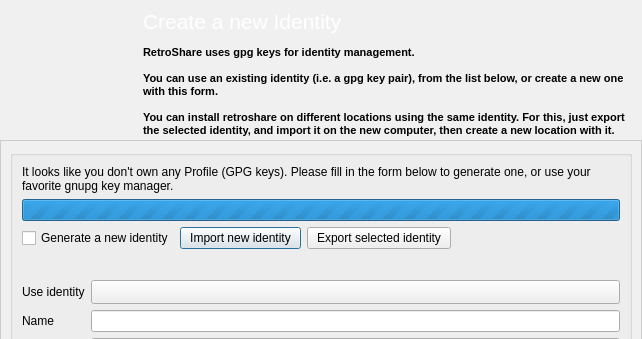
RetroShare/RetroShare, file retroshare-gui/src/gui/GenCertDialog.ui: the form before one commit; both pictures show x 0 to 642 and y 0 to 339 of the 642 by 522 pixel window.
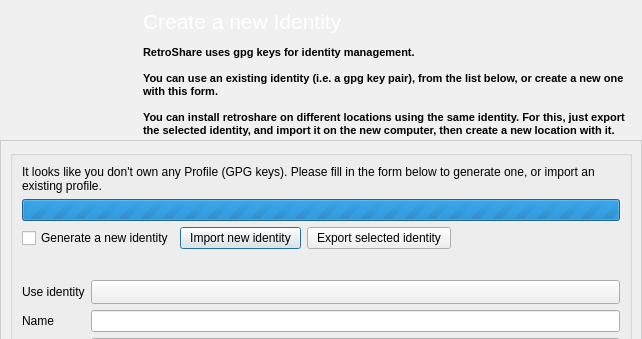
The form after the commit. Icons and pictures are not drawn.

```diff
--- a/retroshare-gui/src/gui/GenCertDialog.ui
+++ b/retroshare-gui/src/gui/GenCertDialog.ui
@@ -597,7 +597,7 @@
          <item row="0" column="0" colspan="2">
           <widget class="QLabel" name="no_gpg_key_label">
            <property name="text">
-            <string>It looks like you don't own any Profile (GPG keys). Please fill in the form below to generate one, or use your favorite gnupg key manager.</string>
+            <string>It looks like you don't own any Profile (GPG keys). Please fill in the form below to generate one, or import an existing profile.</string>
            </property>
            <property name="wordWrap">
             <bool>true</bool>
```
